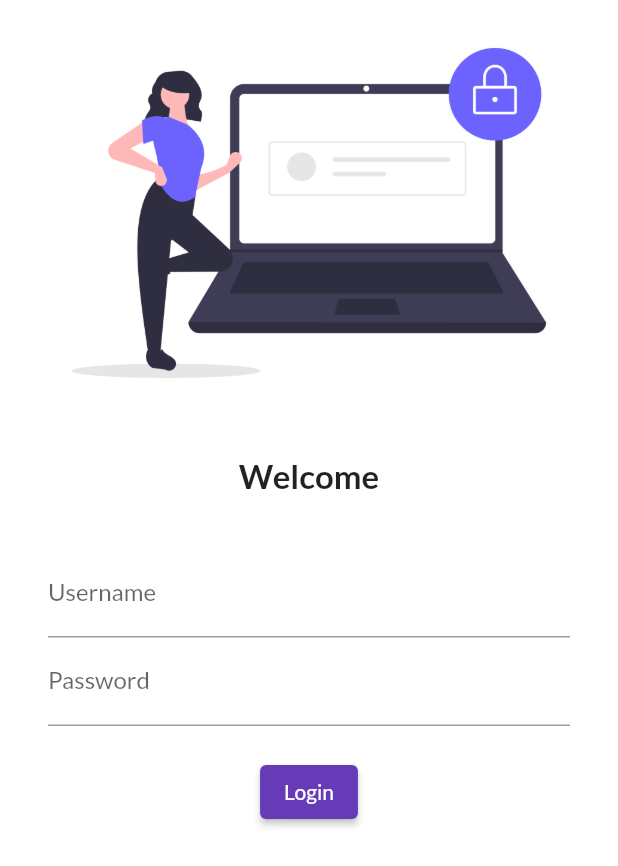
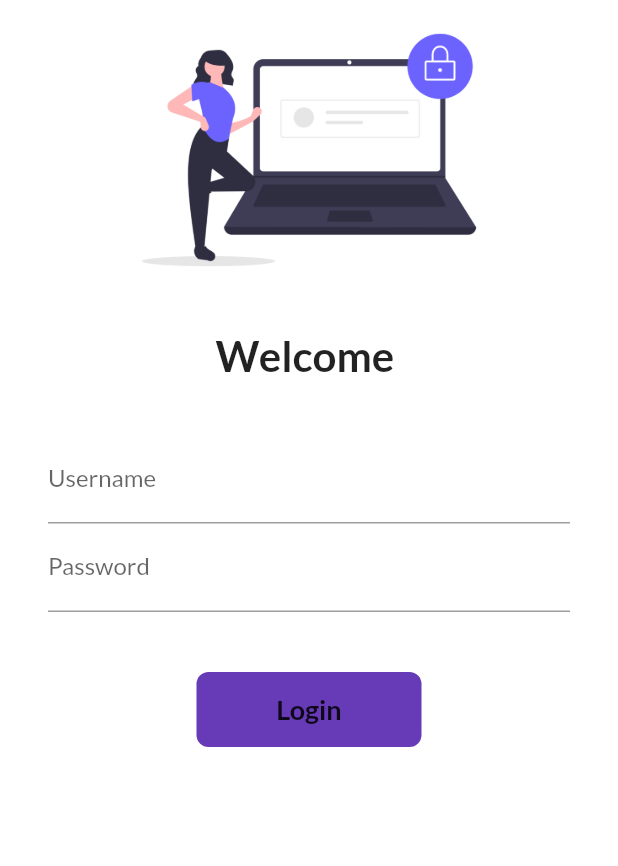
Before and after one commit to harshgupta455/LoginPage_Using_Flutter, a Flutter app: the screen it shows after launch, on a phone screen of 412 x 824 dp. Shown: the top 866 px of the screen. Run offline on Flutter 3.47's test engine with Material 2 defaults, Android fonts, the phone set to English and light mode, and no system bars; our stand-ins replace google_fonts.

Commit message:
third-day completed

```diff
--- a/lib/main.dart
+++ b/lib/main.dart
@@ -1,5 +1,6 @@
 import 'package:flutter/material.dart';
 import 'package:flutter_application_1/pages/login_page.dart';
+import 'package:flutter_application_1/utils/routes.dart';
 import 'package:google_fonts/google_fonts.dart';
 import 'pages/home_page.dart';
 
@@ -22,8 +23,8 @@ class MyApp extends StatelessWidget {
       initialRoute: "/",
       routes: {
         "/": (context) => LoginPage(),
-        "/home": (context) => HomePage(),
-        "/login": (context) => LoginPage()
+        MyRoutes.homeRoute: (context) => HomePage(),
+        MyRoutes.loginRoute: (context) => LoginPage()
       },
     );
   }
--- a/lib/pages/login_page.dart
+++ b/lib/pages/login_page.dart
@@ -2,24 +2,36 @@
 
 import 'package:flutter/material.dart';
 
-class LoginPage extends StatelessWidget {
+import '../utils/routes.dart';
+
+class LoginPage extends StatefulWidget {
+  @override
+  State<LoginPage> createState() => _LoginPageState();
+}
+
+class _LoginPageState extends State<LoginPage> {
+  String name = "";
+  bool changeButton = false;
+
   @override
   Widget build(BuildContext context) {
     return Material(
         color: Colors.white,
-        child: Column(
+        child: SingleChildScrollView(
+            child: Column(
           children: [
             Image.asset(
               "assets/images/login_page.png",
               fit: BoxFit.cover,
+              height: 200,
             ),
             SizedBox(
               height: 20.0,
             ),
             Text(
-              "Welcome",
+              "Welcome $name",
               style: TextStyle(
-                fontSize: 22,
+                fontSize: 28,
                 fontWeight: FontWeight.bold,
               ),
             ),
@@ -32,28 +44,64 @@ class LoginPage extends StatelessWidget {
               child: Column(
                 children: [
                   TextFormField(
-                    decoration: InputDecoration(
-                        hintText: "Enter UserName", labelText: "Username"),
-                  ),
+                      decoration: InputDecoration(
+                          hintText: "Enter UserName", labelText: "Username"),
+                      onChanged: (value) {
+                        name = value;
+                        setState(() {});
+                      }),
                   TextFormField(
                     obscureText: true,
                     decoration: InputDecoration(
                         hintText: "Enter password", labelText: "Password"),
                   ),
                   SizedBox(
-                    height: 20.0,
+                    height: 40.0,
                   ),
-                  ElevatedButton(
-                    style: TextButton.styleFrom(),
-                    onPressed: () {
-                      print("Hlw Krishna");
+
+                  InkWell(
+                    onTap: () async {
+                      setState(() {
+                        changeButton = true;
+                      });
+
+                      await Future.delayed(Duration(seconds: 1));
+                      Navigator.pushNamed(context, MyRoutes.homeRoute);
                     },
-                    child: Text("Login"),
-                  )
+                    child: AnimatedContainer(
+                      duration: Duration(seconds: 1),
+                      width: changeButton ? 50 : 150,
+                      height: 50,
+                      alignment: Alignment.center,
+                      child: changeButton
+                          ? Icon(
+                              Icons.done,
+                              color: Colors.white,
+                            )
+                          : Text(
+                              "Login",
+                              style: TextStyle(
+                                  fontWeight: FontWeight.bold, fontSize: 18),
+                            ),
+                      decoration: BoxDecoration(
+                        color: Colors.deepPurple,
+                        borderRadius:
+                            BorderRadius.circular(changeButton ? 50 : 8),
+                      ),
+                    ),
+                  ),
+
+                  // ElevatedButton(
+                  //   style: TextButton.styleFrom(minimumSize: Size(150, 40)),
+                  //   onPressed: () {
+                  //     Navigator.pushNamed(context, MyRoutes.homeRoute);
+                  //   },
+                  //   child: Text("Login"),
+                  // )
                 ],
               ),
             )
           ],
-        ));
+        )));
   }
 }
--- /dev/null
+++ b/lib/utils/routes.dart
@@ -0,0 +1,4 @@
+class MyRoutes {
+  static String loginRoute = "/login";
+  static String homeRoute = "/home";
+}
```
